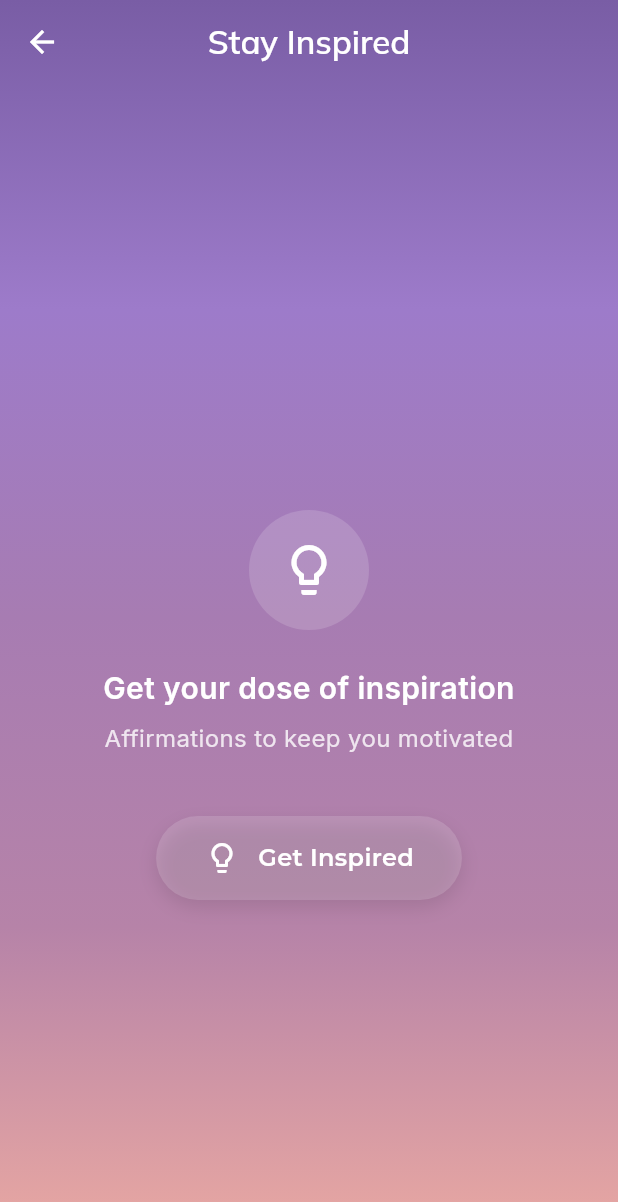
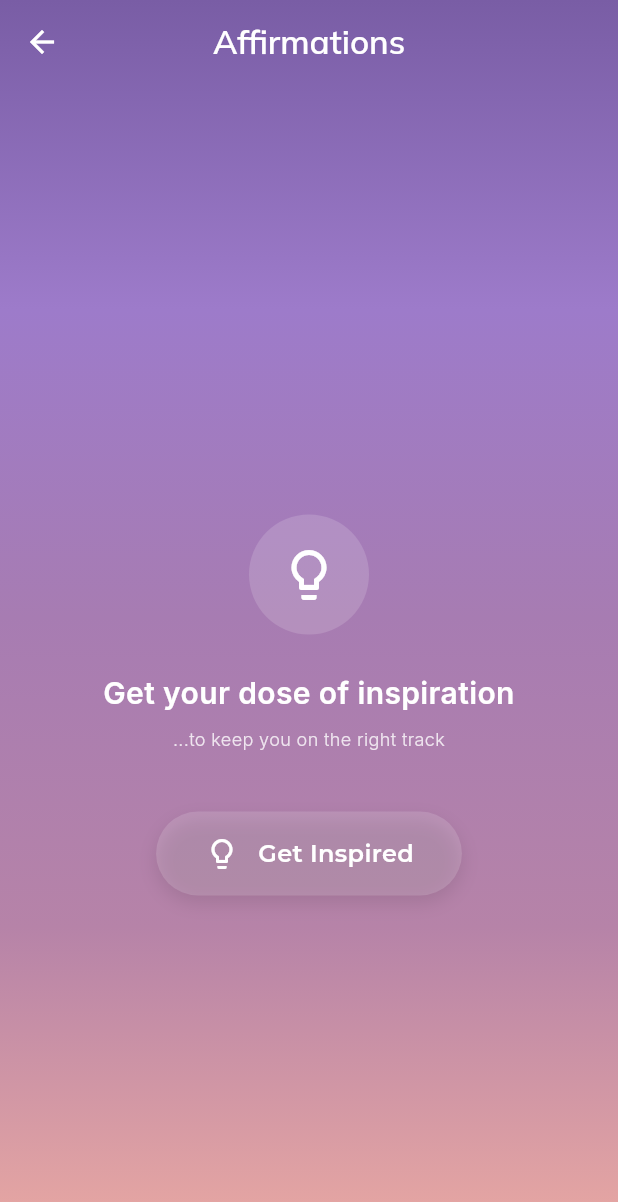
Before and after one commit to andrzejka-dev/flexchamp, a Flutter app: the screen it shows once a user with an empty profile is signed in, after a tap on "Daily Affirmations", on a phone screen of 412 x 824 dp. Shown: the top 1202 px of the screen. Run offline on Flutter 3.47's test engine with Material 3 defaults, Android fonts, the phone set to English and light mode, and no system bars; our stand-ins replace bloc, cloud_firestore, dio, envied, firebase_auth, firebase_core and 8 more; missing offline and left inert: firebase_ui_auth; accounts and stored records are empty; generated files the repository leaves out were written again.

Commit message:
Update config.dart and launch.json

```diff
--- a/analysis_options.yaml
+++ b/analysis_options.yaml
@@ -33,5 +33,6 @@ analyzer:
     - "**/*.gen.dart"
     - "**/*.freezed.dart"
     - "**/*.config.dart"
+    - "**/*.g.dart"
   errors:
     invalid_annotation_target: ignore
--- a/lib/app/app.dart
+++ b/lib/app/app.dart
@@ -1,3 +1,4 @@
+import 'package:flexchamp/app/core/config.dart';
 import 'package:flexchamp/app/core/injection_container.dart';
 import 'package:flexchamp/app/cubit/root_cubit.dart';
 import 'package:flexchamp/features/auth/auth_gate.dart';
@@ -26,6 +27,7 @@ class MyApp extends StatelessWidget {
         builder: (context, state) {
           return MaterialApp(
         title: 'Flexchamp',
+        debugShowCheckedModeBanner: Config.debugShowCheckedModeBanner,
         theme: ThemeData(
           colorScheme: ColorScheme.fromSeed(seedColor: Colors.deepPurple),
           useMaterial3: true,
--- a/lib/app/core/config.dart
+++ b/lib/app/core/config.dart
@@ -2,8 +2,39 @@ enum Flavor { development, production }
 
 class Config {
 
-  static Flavor? appFlavor = Flavor.development;
+  static Flavor appFlavor = Flavor.production;
 
+  static String get helloMessage {
+    switch (appFlavor) {
+      case Flavor.development:
+        return 'FlexChamp admin';
+      case Flavor.production:
+        return 'Welcome to FlexChamp!';
+    }
+  }
+
+  static String get baseUrl {
+    switch (appFlavor) {
+      case Flavor.development:
+        return 'https://andrzejka-dev.github.io/Affirmations/affirmations.json';
+      case Flavor.production:
+        return 'https://andrzejka-dev.github.io/Affirmations/affirmations.json';
+    }
+  }
+  static bool get debugShowCheckedModeBanner {
+    switch (appFlavor) {
+      case Flavor.development:
+        return true;
+      case Flavor.production:
+        return false;
+    }
+  }
+  static bool get isAdminEnabled {
+  switch (appFlavor) {
+    case Flavor.development:
+      return true;
+    case Flavor.production:
+      return false;
+  }
 }
-
-final appFlavor = Config.appFlavor;
+}
--- a/lib/features/affirmation/affirmation_widgets.dart/affirmation_initial_view.dart
+++ b/lib/features/affirmation/affirmation_widgets.dart/affirmation_initial_view.dart
@@ -49,9 +49,10 @@ class AffirmationInitialView extends StatelessWidget {
           const SizedBox(height: 8),
 
           Text(
-            'Affirmations to keep you motivated',
+            '...to keep you on the right track',
             style: GoogleFonts.inter(
-              fontSize: 16,
+              fontSize: 12,
+              fontWeight: FontWeight.w300,
               color: Colors.white.withAlpha(204),
             ),
             textAlign: TextAlign.center,
--- a/lib/features/affirmation/page/affirmation_page.dart
+++ b/lib/features/affirmation/page/affirmation_page.dart
@@ -22,7 +22,7 @@ class AffirmationPage extends StatelessWidget {
   AppBar _buildAppBar() {
     return AppBar(
       title: Text(
-        'Stay Inspired',
+        'Affirmations',
         style: GoogleFonts.mulish(
           fontWeight: FontWeight.w600,
           color: Colors.white,
--- a/lib/features/home/home_widgets/home_appbar.dart
+++ b/lib/features/home/home_widgets/home_appbar.dart
@@ -1,14 +1,12 @@
+import 'package:flexchamp/app/core/config.dart';
 import 'package:flexchamp/features/admin/storage_update_screen.dart';
 import 'package:flexchamp/features/auth/user_profile.dart';
 import 'package:flutter/material.dart';
 import 'package:google_fonts/google_fonts.dart';
 
 class HomeAppBar extends StatelessWidget implements PreferredSizeWidget {
-  final bool isAdmin;
-
   const HomeAppBar({
     super.key,
-    required this.isAdmin,
   });
 
   @override
@@ -16,8 +14,8 @@ class HomeAppBar extends StatelessWidget implements PreferredSizeWidget {
     return AppBar(
       backgroundColor: Colors.transparent,
       elevation: 0,
-      title: Text(
-        'Welcome to FlexChamp!',
+      title: Text(Config.helloMessage,
+        //'Welcome to FlexChamp!',
         style: GoogleFonts.mulish(
           color: Colors.white,
           fontSize: 24,
@@ -25,8 +23,8 @@ class HomeAppBar extends StatelessWidget implements PreferredSizeWidget {
         ),
       ),
       actions: [
-        // Admin button - only appears for admin users
-        if (isAdmin)
+        // Admin button
+        if (Config.isAdminEnabled)
           IconButton(
             onPressed: () {
               Navigator.of(context).push(
--- a/lib/features/home/page/home_page.dart
+++ b/lib/features/home/page/home_page.dart
@@ -11,9 +11,6 @@ class HomePage extends StatelessWidget {
 
   const HomePage({super.key, required this.currentUser});
 
-  bool _isAdmin() {
-    return true;
-  }
 
   @override
   Widget build(BuildContext context) {
@@ -22,13 +19,12 @@ class HomePage extends StatelessWidget {
       child: Scaffold(
         backgroundColor: Colors.transparent,
         extendBodyBehindAppBar: true,
-        appBar: HomeAppBar(isAdmin: _isAdmin()),
+        appBar: HomeAppBar(),
         body: GradientBackground(
           child: SafeArea(
             child: Column(
               crossAxisAlignment: CrossAxisAlignment.center,
               children: [
-                // Add "What's your focus today?" text below app bar
                 Padding(
                   padding: EdgeInsets.fromLTRB(20, 16, 20, 16),
                   child: Text(
@@ -53,7 +49,6 @@ class HomePage extends StatelessWidget {
                   ),
                 ),
 
-                // Daily Affirmation Card
                 Container(
                   padding: const EdgeInsets.only(bottom: 50.0, left: 16.0, right: 16.0),
                   child: DailyAffirmationCard(),
--- /dev/null
+++ b/lib/l10n/app_en.arb
@@ -0,0 +1,7 @@
+{
+  "@@locale": "en",
+  "appTitle": "Flexchamp",
+  "@appTitle": {
+    "description": "The application title"
+  }
+}
--- a/lib/main.dart
+++ b/lib/main.dart
@@ -2,10 +2,9 @@ import 'package:flexchamp/app/core/injection_container.dart';
 import 'package:flexchamp/features/affirmation/cubit/affirmation_cubit.dart';
 import 'package:flutter/material.dart';
 import 'package:firebase_core/firebase_core.dart';
-import 'firebase_options.dart';
+import 'env.dart';
 import 'app/app.dart';
-// ignore: depend_on_referenced_packages
-import 'package:provider/provider.dart';
+import 'package:flutter_bloc/flutter_bloc.dart';
 
 void main() async {
   WidgetsFlutterBinding.ensureInitialized();
@@ -13,15 +12,12 @@ WidgetsFlutterBinding.ensureInitialized();
   await configureDependencies();
 
   await Firebase.initializeApp(
-  options: DefaultFirebaseOptions.currentPlatform,
+    options: Env.currentPlatformOptions,
   );
+
   runApp(
-    MultiProvider(
-      providers: [
-        Provider<AffirmationCubit>(
+    BlocProvider(
       create: (context) => getIt<AffirmationCubit>(),
-        ),
-      ],
       child: const MyApp(),
     ),
   );
--- a/pubspec.yaml
+++ b/pubspec.yaml
@@ -52,6 +52,7 @@ dependencies:
   freezed: ^2.5.7
   freezed_annotation: ^2.4.4
   retrofit: ^4.4.2
+  envied: ^0.5.0
 
 dev_dependencies:
   flutter_test:
@@ -70,6 +71,7 @@ dev_dependencies:
   mocktail: ^1.0.4
   bloc_test: ^10.0.0
   flutter_launcher_icons: ^0.14.3
+  envied_generator: ^0.5.0
 
 flutter_launcher_icons:
   android: "launcher_icon"
```
Also changed, not shown: lib/env.dart (added, +146 -0 lines), lib/main_production.dart (added, +26 -0 lines), pubspec.lock, 126 other files. Lines whose indentation alone changed are shown as unchanged.
